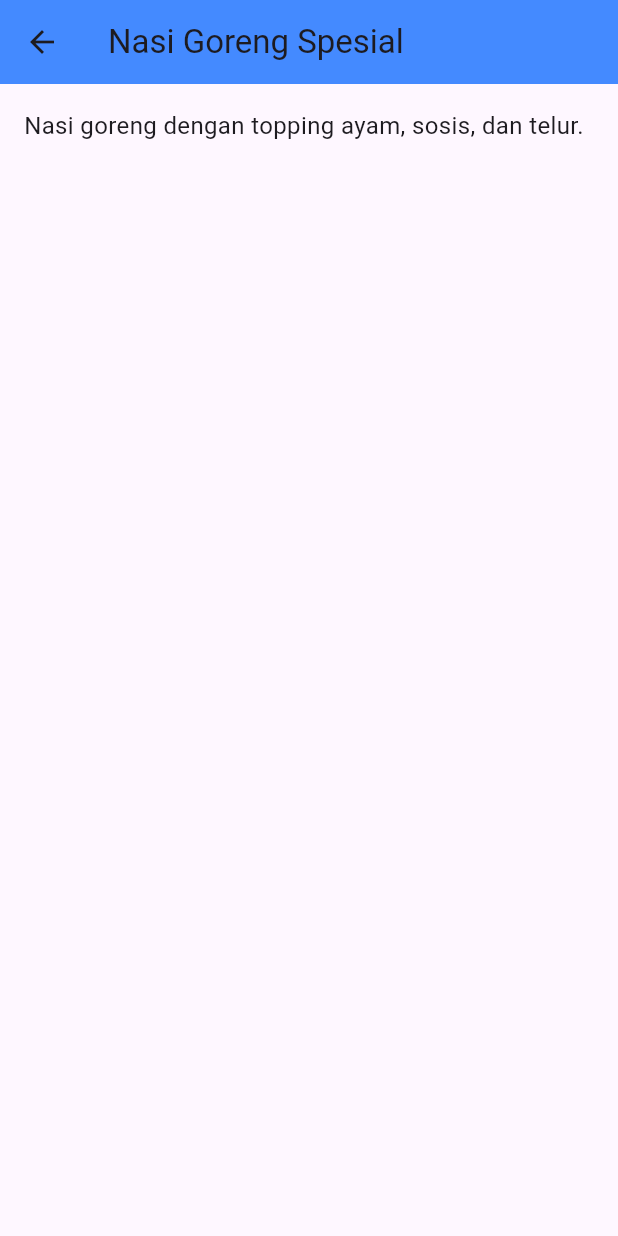
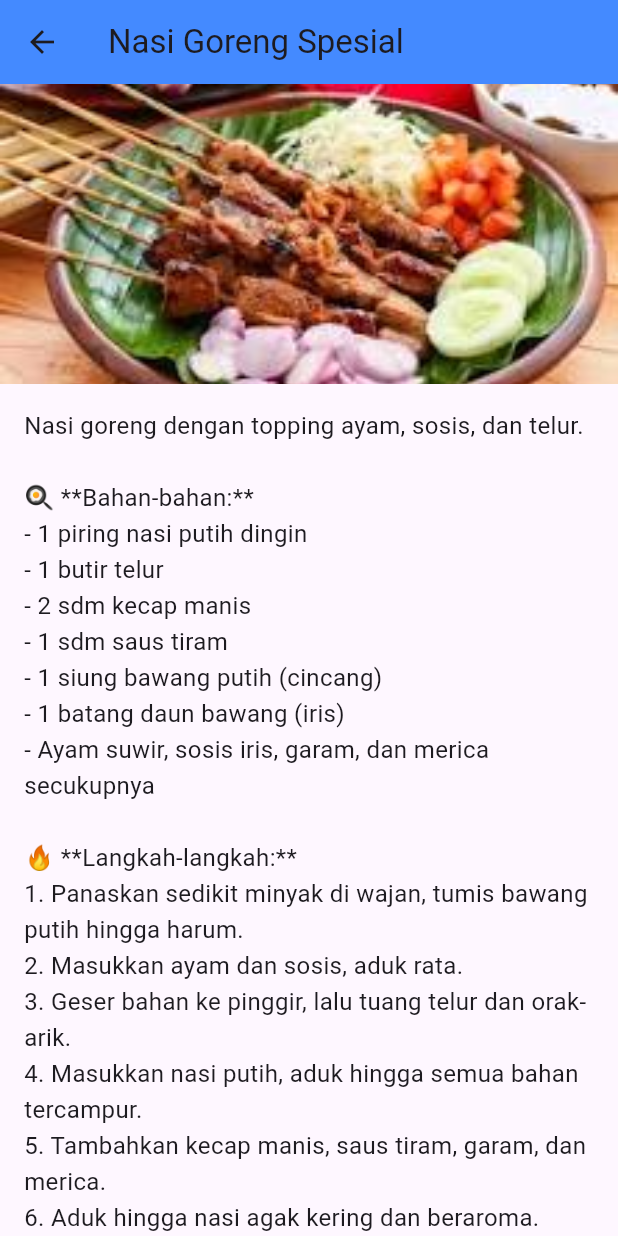
Before and after one commit to mufthiealie220/resepmakanan, a Flutter app: the screen it shows after launch, after a tap on "Nasi Goreng Spesial", on a phone screen of 412 x 824 dp. Run offline on Flutter 3.47's test engine with Material 3 defaults, Android fonts, the phone set to English and light mode, and no system bars; our stand-ins replace get.

Commit message:
Update: tambah data resep lengkap dan perbaikan layout HomePage

```diff
--- /dev/null
+++ b/lib/app/data/resep_data.dart
@@ -0,0 +1,74 @@
+
+final List<Map<String, String>> resepList = [
+  {
+    'title': 'Nasi Goreng Spesial',
+    'description': '''
+Nasi goreng dengan topping ayam, sosis, dan telur.
+
+🍳 **Bahan-bahan:**
+- 1 piring nasi putih dingin
+- 1 butir telur
+- 2 sdm kecap manis
+- 1 sdm saus tiram
+- 1 siung bawang putih (cincang)
+- 1 batang daun bawang (iris)
+- Ayam suwir, sosis iris, garam, dan merica secukupnya
+
+🔥 **Langkah-langkah:**
+1. Panaskan sedikit minyak di wajan, tumis bawang putih hingga harum.
+2. Masukkan ayam dan sosis, aduk rata.
+3. Geser bahan ke pinggir, lalu tuang telur dan orak-arik.
+4. Masukkan nasi putih, aduk hingga semua bahan tercampur.
+5. Tambahkan kecap manis, saus tiram, garam, dan merica.
+6. Aduk hingga nasi agak kering dan beraroma.
+7. Sajikan dengan taburan bawang goreng dan acar.
+''',
+    'image': 'assets/images/sate.jpg',
+  },
+  {
+    'title': 'Mie Ayam Jamur',
+    'description': '''
+Mie lembut dengan ayam jamur dan kuah gurih.
+
+🍜 **Bahan-bahan:**
+- 200 gr mie telur
+- 100 gr dada ayam (cincang)
+- 50 gr jamur tiram (iris)
+- 2 siung bawang putih (cincang)
+- 1 sdm kecap asin
+- 1 sdm kecap manis
+- 1 sdt minyak wijen
+- Garam, lada, dan daun bawang secukupnya
+
+🔥 **Langkah-langkah:**
+1. Rebus mie hingga matang, tiriskan, beri sedikit minyak agar tidak lengket.
+2. Tumis bawang putih hingga harum.
+3. Masukkan ayam cincang dan jamur, masak hingga matang.
+4. Tambahkan kecap asin, kecap manis, garam, dan lada.
+5. Sajikan mie dengan topping ayam jamur di atasnya dan sedikit kuah kaldu.
+''',
+    'image': 'assets/images/sate.jpg',
+  },
+  {
+    'title': 'Sate Ayam Madura',
+    'description': '''
+Sate ayam dengan bumbu kacang khas Madura yang gurih manis.
+
+🍢 **Bahan-bahan:**
+- 500 gr daging ayam fillet (potong dadu)
+- 100 gr kacang tanah goreng
+- 2 siung bawang putih
+- 3 sdm kecap manis
+- 1 sdt gula merah
+- Air, garam, dan minyak secukupnya
+
+🔥 **Langkah-langkah:**
+1. Tusuk potongan ayam ke tusuk sate.
+2. Haluskan kacang tanah dan bawang putih, campur dengan kecap manis, garam, gula merah, dan sedikit air.
+3. Olesi sate dengan bumbu sebelum dibakar.
+4. Bakar sate di atas bara api sambil sesekali diolesi bumbu.
+5. Sajikan sate dengan siraman bumbu kacang dan potongan lontong.
+''',
+    'image': 'assets/images/sate.jpg',
+  },
+];
--- a/lib/app/modules/detail_page.dart
+++ b/lib/app/modules/detail_page.dart
@@ -9,17 +9,31 @@ class DetailPage extends StatelessWidget {
     final data = Get.arguments ?? {};
     final String title = data['title'] ?? 'Tanpa Judul';
     final String description = data['description'] ?? 'Tidak ada deskripsi.';
+    final String imagePath = data['image'] ?? '';
 
     return Scaffold(
       appBar: AppBar(
         title: Text(title),
         backgroundColor: Colors.blueAccent,
       ),
-      body: Padding(
-        padding: const EdgeInsets.all(16.0),
-        child: Text(
-          description,
-          style: const TextStyle(fontSize: 16),
+      body: SingleChildScrollView(
+        child: Column(
+          children: [
+            if (imagePath.isNotEmpty)
+              Image.asset(
+                imagePath,
+                width: double.infinity,
+                height: 200,
+                fit: BoxFit.cover,
+              ),
+            Padding(
+              padding: const EdgeInsets.all(16.0),
+              child: Text(
+                description,
+                style: const TextStyle(fontSize: 16, height: 1.5),
+              ),
+            ),
+          ],
         ),
       ),
     );
--- a/lib/app/modules/home_page.dart
+++ b/lib/app/modules/home_page.dart
@@ -2,6 +2,7 @@ import 'package:flutter/material.dart';
 import 'package:get/get.dart';
 import '../widgets/custom_drawer.dart';
 import '../widgets/custom_bottom_nav.dart';
+import '../data/resep_data.dart'; // ⬅️ Import data resep
 
 class HomePage extends StatelessWidget {
   const HomePage({super.key});
@@ -10,21 +11,6 @@ class HomePage extends StatelessWidget {
   Widget build(BuildContext context) {
     const String nama = 'Mufthie Alie';
     const String nim = 'H1D023042';
-
-    final List<Map<String, String>> resepList = [
-      {
-        'title': 'Nasi Goreng Spesial',
-        'description': 'Nasi goreng dengan topping ayam, sosis, dan telur.'
-      },
-      {
-        'title': 'Mie Ayam Jamur',
-        'description': 'Mie lembut dengan ayam jamur dan kuah gurih.'
-      },
-      {
-        'title': 'Sate Ayam Madura',
-        'description': 'Sate ayam dengan bumbu kacang khas Madura.'
-      },
-    ];
 
     return Scaffold(
       drawer: CustomDrawer(),
@@ -56,7 +42,10 @@ class HomePage extends StatelessWidget {
                       children: [
                         const Icon(Icons.person, color: Colors.blueAccent),
                         const SizedBox(width: 8),
-                        Text('Nama: $nama', style: const TextStyle(fontSize: 16)),
+                        Text(
+                          'Nama: $nama',
+                          style: const TextStyle(fontSize: 16),
+                        ),
                       ],
                     ),
                     const SizedBox(height: 8),
@@ -86,25 +75,37 @@ class HomePage extends StatelessWidget {
                   final resep = resepList[index];
                   return GestureDetector(
                     onTap: () {
-                      Get.toNamed('/detail', arguments: {
-                        'title': resep['title'],
-                        'description': resep['description'],
-                      });
+                      Get.toNamed(
+                        '/detail',
+                        arguments: {
+                          'title': resep['title'],
+                          'description': resep['description'],
+                          'image': resep['image'],
+                        },
+                      );
                     },
                     child: Card(
                       margin: const EdgeInsets.symmetric(
-                          horizontal: 20, vertical: 10),
+                        horizontal: 20,
+                        vertical: 10,
+                      ),
                       elevation: 3,
                       shape: RoundedRectangleBorder(
                         borderRadius: BorderRadius.circular(15),
                       ),
                       child: ListTile(
-                        leading: const Icon(Icons.fastfood,
-                            color: Colors.blueAccent),
+                        leading: const Icon(
+                          Icons.fastfood,
+                          color: Colors.blueAccent,
+                        ),
                         title: Text(resep['title']!),
-                        subtitle: Text(resep['description']!),
-                        trailing: const Icon(Icons.arrow_forward_ios,
-                            color: Colors.blueAccent),
+                        subtitle: Text(resep['description']!
+                            .split('\n')
+                            .first), // tampilkan baris pertama saja
+                        trailing: const Icon(
+                          Icons.arrow_forward_ios,
+                          color: Colors.blueAccent,
+                        ),
                       ),
                     ),
                   );
```
Also changed, not shown: pubspec.yaml (+4 -4 lines), assets/images/sate.jpg (added).
